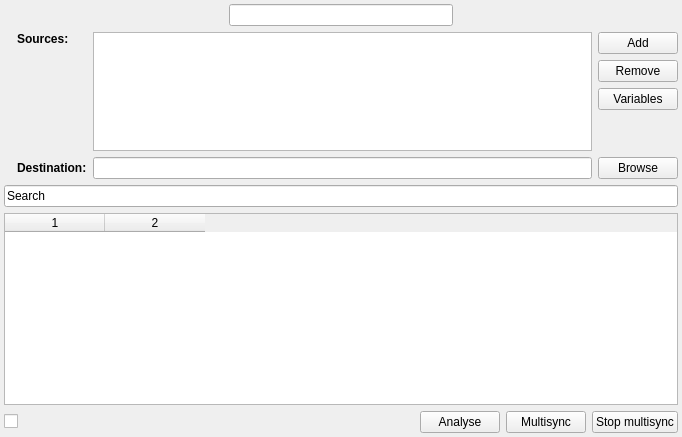
The window that multisync_page.ui (henrik-w/Synkron) describes before a commit, drawn with Qt 5.
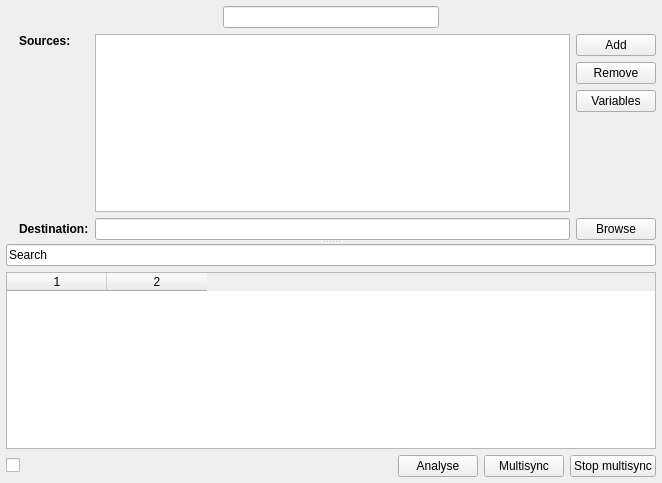
The same window after the commit. Icons and pictures are not drawn. Custom widgets are drawn as their Qt base class.

Diff of the .ui file:
```diff
--- a/multisync_page.ui
+++ b/multisync_page.ui
@@ -5,8 +5,8 @@
    <rect>
     <x>0</x>
     <y>0</y>
-    <width>682</width>
-    <height>437</height>
+    <width>662</width>
+    <height>483</height>
    </rect>
   </property>
   <property name="windowTitle" >
@@ -19,9 +19,9 @@
    <item row="0" column="0" >
     <widget class="QStackedWidget" name="tab_stw" >
      <widget class="QWidget" name="page" >
-      <layout class="QVBoxLayout" >
+      <layout class="QVBoxLayout" name="verticalLayout_5" >
        <property name="margin" >
-        <number>4</number>
+        <number>6</number>
        </property>
        <item>
         <layout class="QGridLayout" >
@@ -61,6 +61,22 @@
         </layout>
        </item>
        <item>
+        <widget class="QSplitter" name="splitter" >
+         <property name="orientation" >
+          <enum>Qt::Vertical</enum>
+         </property>
+         <widget class="QWidget" native="1" name="widget" >
+          <property name="maximumSize" >
+           <size>
+            <width>16777215</width>
+            <height>250</height>
+           </size>
+          </property>
+          <layout class="QVBoxLayout" name="verticalLayout_6" >
+           <property name="margin" >
+            <number>0</number>
+           </property>
+           <item>
         <layout class="QGridLayout" name="gridLayout_2" >
          <item row="0" column="0" >
           <widget class="QLabel" name="label_21" >
@@ -84,12 +100,6 @@
          </item>
          <item row="0" column="2" >
           <widget class="QListWidget" name="list_multi" >
-           <property name="maximumSize" >
-            <size>
-             <width>16777215</width>
-             <height>120</height>
-            </size>
-           </property>
            <property name="statusTip" >
             <string>List of multisync sources</string>
            </property>
@@ -160,13 +170,10 @@
                <property name="orientation" >
                 <enum>Qt::Vertical</enum>
                </property>
-               <property name="sizeType" >
-                <enum>QSizePolicy::Maximum</enum>
-               </property>
                <property name="sizeHint" stdset="0" >
                 <size>
-                 <width>20</width>
-                 <height>40</height>
+                     <width>0</width>
+                     <height>0</height>
                 </size>
                </property>
               </spacer>
@@ -191,6 +198,10 @@
          </item>
         </layout>
        </item>
+          </layout>
+         </widget>
+         <widget class="QWidget" name="verticalLayoutWidget" >
+          <layout class="QVBoxLayout" name="verticalLayout_4" >
        <item>
         <widget class="ExtendedLineEdit" name="search_multi" >
          <property name="text" >
@@ -237,6 +248,13 @@
             </widget>
            </item>
           </layout>
+             </widget>
+            </widget>
+           </item>
+          </layout>
+          <zorder>tw_multi</zorder>
+          <zorder>logs_stw</zorder>
+          <zorder>search_multi</zorder>
          </widget>
         </widget>
        </item>
```
Left out of the diff: 45 changed lines with no effect on the pictures. Lines whose indentation alone changed are shown as unchanged.
